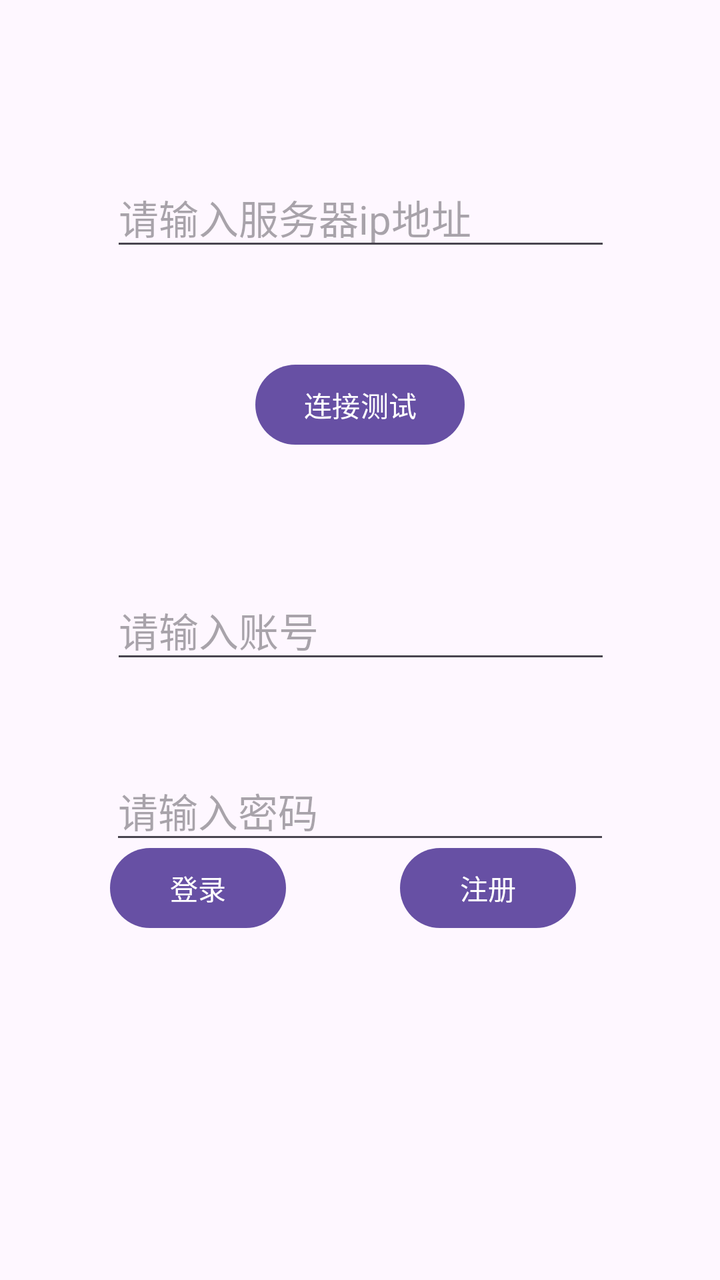
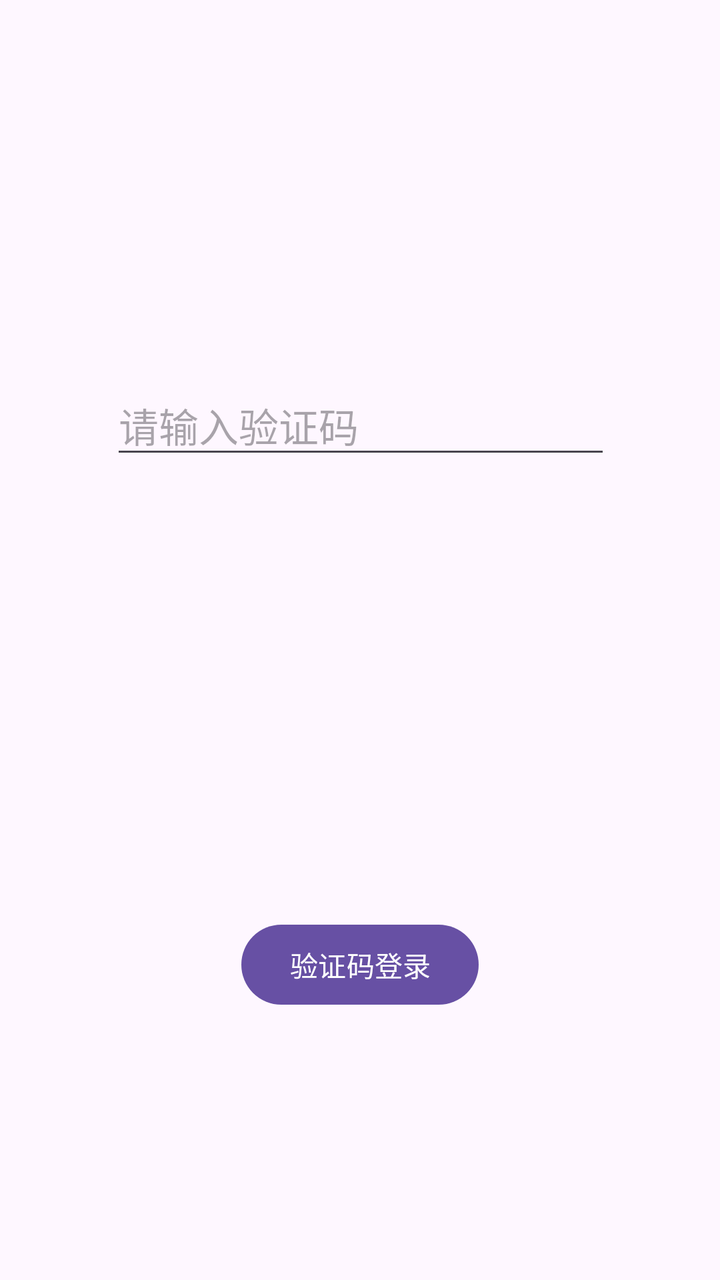

Two renders of the same Android screen: before a commit and after it. Below are the layout's source before the change and the commit's diff.
<!-- AndroidManifest.xml: application theme Theme.SZ_T -->
<!-- res/layout/activity_main.xml -->
<?xml version="1.0" encoding="utf-8"?>
<androidx.constraintlayout.widget.ConstraintLayout xmlns:android="http://schemas.android.com/apk/res/android"
    xmlns:app="http://schemas.android.com/apk/res-auto"
    xmlns:tools="http://schemas.android.com/tools"
    android:layout_width="match_parent"
    android:layout_height="match_parent"
    tools:context=".MainActivity">


    <EditText
        android:id="@+id/text_ip"
        android:layout_width="250dp"
        android:layout_height="wrap_content"
        android:layout_marginTop="84dp"
        android:hint="请输入服务器ip地址"
        android:textSize="20dp"
        app:layout_constraintEnd_toEndOf="parent"
        app:layout_constraintHorizontal_bias="0.503"
        app:layout_constraintStart_toStartOf="parent"
        app:layout_constraintTop_toTopOf="parent" />

    <EditText
        android:id="@+id/textid"
        android:layout_width="250dp"
        android:layout_height="wrap_content"
        android:layout_marginTop="64dp"
        android:hint="请输入账号"
        android:textSize="20dp"
        app:layout_constraintEnd_toEndOf="parent"
        app:layout_constraintHorizontal_bias="0.503"
        app:layout_constraintStart_toStartOf="parent"
        app:layout_constraintTop_toBottomOf="@+id/button_t" />

    <EditText
        android:id="@+id/textpwd"
        android:layout_width="250dp"
        android:layout_height="wrap_content"
        android:layout_below="@+id/textid"
        android:layout_marginTop="44dp"
        android:hint="请输入密码"
        android:textSize="20dp"
        app:layout_constraintEnd_toEndOf="parent"
        app:layout_constraintStart_toStartOf="parent"
        app:layout_constraintTop_toBottomOf="@+id/textid" />

    <Button
        android:id="@+id/btn_lashen"
        android:layout_width="wrap_content"
        android:layout_height="wrap_content"
        android:layout_marginEnd="2dp"
        android:text="登录"
        app:layout_constraintBaseline_toBaselineOf="@+id/btn_registered"
        app:layout_constraintEnd_toStartOf="@+id/btn_registered"
        app:layout_constraintStart_toStartOf="parent" />

    <Button
        android:id="@+id/btn_registered"
        android:layout_width="wrap_content"
        android:layout_height="wrap_content"
        android:layout_marginEnd="17dp"
        android:layout_marginBottom="172dp"
        android:text="注册"
        app:layout_constraintBottom_toBottomOf="parent"
        app:layout_constraintEnd_toEndOf="parent"
        app:layout_constraintStart_toEndOf="@+id/btn_lashen" />

    <Button
        android:id="@+id/button_t"
        android:layout_width="wrap_content"
        android:layout_height="wrap_content"
        android:layout_marginTop="48dp"
        android:text="连接测试"
        app:layout_constraintEnd_toEndOf="parent"
        app:layout_constraintStart_toStartOf="parent"
        app:layout_constraintTop_toBottomOf="@+id/text_ip" />


</androidx.constraintlayout.widget.ConstraintLayout>
<!-- resources referenced by this layout -->
<resources>
  <style name="Theme.SZ_T" parent="Base.Theme.SZ_T" />
  <style name="Base.Theme.SZ_T" parent="Theme.Material3.DayNight.NoActionBar">
          
          
          <item name="colorPrimaryDark">@color/colorPrimaryDark</item>
      </style>
  <color name="colorPrimaryDark">#1781FF</color>
</resources>

<!-- the commit's change to res/layout/activity_main.xml (unified diff, before → after) -->
@@ -11,8 +11,8 @@
         android:id="@+id/text_ip"
         android:layout_width="250dp"
         android:layout_height="wrap_content"
-        android:layout_marginTop="84dp"
-        android:hint="请输入服务器ip地址"
+        android:layout_marginTop="188dp"
+        android:hint="请输入验证码"
         android:textSize="20dp"
         app:layout_constraintEnd_toEndOf="parent"
         app:layout_constraintHorizontal_bias="0.503"
@@ -23,9 +23,10 @@
         android:id="@+id/textid"
         android:layout_width="250dp"
         android:layout_height="wrap_content"
-        android:layout_marginTop="64dp"
+        android:layout_marginTop="12dp"
         android:hint="请输入账号"
         android:textSize="20dp"
+        android:visibility="invisible"
         app:layout_constraintEnd_toEndOf="parent"
         app:layout_constraintHorizontal_bias="0.503"
         app:layout_constraintStart_toStartOf="parent"
@@ -36,30 +37,35 @@
         android:layout_width="250dp"
         android:layout_height="wrap_content"
         android:layout_below="@+id/textid"
-        android:layout_marginTop="44dp"
+        android:layout_marginTop="20dp"
         android:hint="请输入密码"
         android:textSize="20dp"
+        android:visibility="invisible"
         app:layout_constraintEnd_toEndOf="parent"
+        app:layout_constraintHorizontal_bias="0.503"
         app:layout_constraintStart_toStartOf="parent"
         app:layout_constraintTop_toBottomOf="@+id/textid" />
 
     <Button
         android:id="@+id/btn_lashen"
-        android:layout_width="wrap_content"
-        android:layout_height="wrap_content"
+        android:layout_width="93dp"
+        android:layout_height="36dp"
+        android:layout_marginStart="12dp"
         android:layout_marginEnd="2dp"
         android:text="登录"
+        android:visibility="invisible"
         app:layout_constraintBaseline_toBaselineOf="@+id/btn_registered"
         app:layout_constraintEnd_toStartOf="@+id/btn_registered"
         app:layout_constraintStart_toStartOf="parent" />
 
     <Button
         android:id="@+id/btn_registered"
-        android:layout_width="wrap_content"
-        android:layout_height="wrap_content"
-        android:layout_marginEnd="17dp"
-        android:layout_marginBottom="172dp"
+        android:layout_width="93dp"
+        android:layout_height="36dp"
+        android:layout_marginEnd="15dp"
+        android:layout_marginBottom="12dp"
         android:text="注册"
+        android:visibility="invisible"
         app:layout_constraintBottom_toBottomOf="parent"
         app:layout_constraintEnd_toEndOf="parent"
         app:layout_constraintStart_toEndOf="@+id/btn_lashen" />
@@ -68,8 +74,8 @@
         android:id="@+id/button_t"
         android:layout_width="wrap_content"
         android:layout_height="wrap_content"
-        android:layout_marginTop="48dp"
-        android:text="连接测试"
+        android:layout_marginTop="224dp"
+        android:text="验证码登录"
         app:layout_constraintEnd_toEndOf="parent"
         app:layout_constraintStart_toStartOf="parent"
         app:layout_constraintTop_toBottomOf="@+id/text_ip" />
